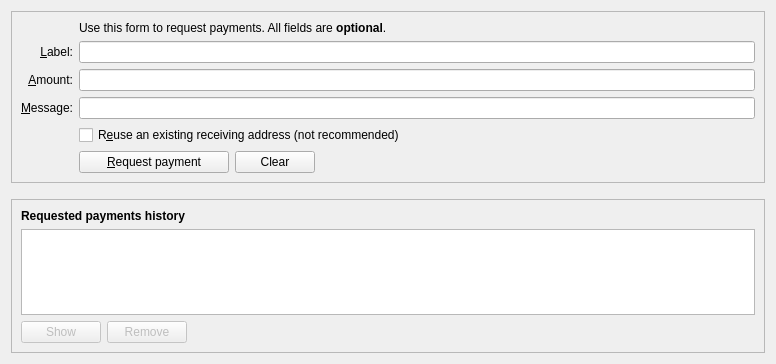
Old version of the form src/qt/forms/receivecoinsdialog.ui in the repository a12coin-project/a12coin.
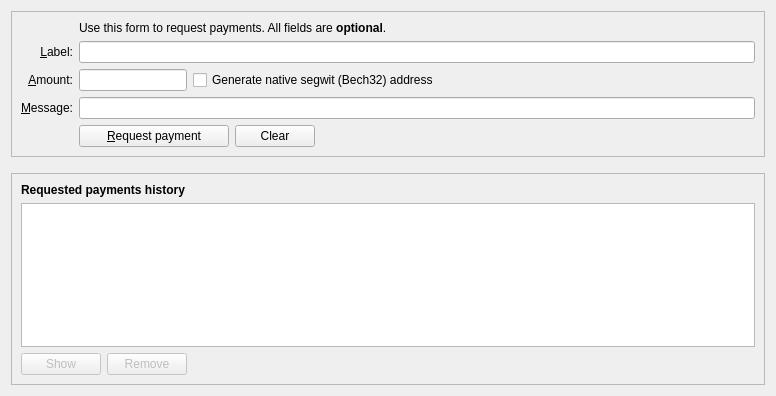
New version of the form. Icons and pictures are not drawn. Custom widgets are drawn as their Qt base class.

Patch:
```diff
--- a/src/qt/forms/receivecoinsdialog.ui
+++ b/src/qt/forms/receivecoinsdialog.ui
@@ -7,7 +7,7 @@
     <x>0</x>
     <y>0</y>
     <width>776</width>
-    <height>364</height>
+    <height>396</height>
    </rect>
   </property>
   <layout class="QVBoxLayout" name="verticalLayout" stretch="0,0,1">
@@ -28,20 +28,19 @@
      <layout class="QVBoxLayout" name="verticalLayout_3">
       <item>
        <layout class="QGridLayout" name="gridLayout">
-        <item row="7" column="2">
-         <widget class="QCheckBox" name="reuseAddress">
+        <item row="5" column="0">
+         <widget class="QLabel" name="label">
           <property name="toolTip">
-           <string>Reuse one of the previously used receiving addresses. Reusing addresses has security and privacy issues. Do not use this unless re-generating a payment request made before.</string>
+           <string>An optional amount to request. Leave this empty or zero to not request a specific amount.</string>
           </property>
           <property name="text">
-           <string>R&amp;euse an existing receiving address (not recommended)</string>
+           <string>&amp;Amount:</string>
           </property>
-         </widget>
-        </item>
-        <item row="7" column="0">
-         <widget class="QLabel" name="label_4">
-          <property name="text">
-           <string/>
+          <property name="alignment">
+           <set>Qt::AlignRight|Qt::AlignTrailing|Qt::AlignVCenter</set>
+          </property>
+          <property name="buddy">
+           <cstring>reqAmount</cstring>
           </property>
          </widget>
         </item>
@@ -68,13 +67,6 @@
           </property>
          </widget>
         </item>
-        <item row="6" column="2">
-         <widget class="QLineEdit" name="reqMessage">
-          <property name="toolTip">
-           <string>An optional message to attach to the payment request, which will be displayed when the request is opened. Note: The message will not be sent with the payment over the A12coin network.</string>
-          </property>
-         </widget>
-        </item>
         <item row="2" column="2">
          <widget class="QLabel" name="label_5">
           <property name="text">
@@ -98,36 +90,14 @@
           </property>
          </widget>
         </item>
-        <item row="5" column="0">
-         <widget class="QLabel" name="label">
+        <item row="6" column="2">
+         <widget class="QLineEdit" name="reqMessage">
           <property name="toolTip">
-           <string>An optional amount to request. Leave this empty or zero to not request a specific amount.</string>
+           <string>An optional message to attach to the payment request, which will be displayed when the request is opened. Note: The message will not be sent with the payment over the A12coin network.</string>
           </property>
-          <property name="text">
-           <string>&amp;Amount:</string>
-          </property>
-          <property name="alignment">
-           <set>Qt::AlignRight|Qt::AlignTrailing|Qt::AlignVCenter</set>
-          </property>
-          <property name="buddy">
-           <cstring>reqAmount</cstring>
-          </property>
          </widget>
         </item>
-        <item row="5" column="2">
-         <widget class="BitcoinAmountField" name="reqAmount">
-          <property name="minimumSize">
-           <size>
-            <width>80</width>
-            <height>0</height>
-           </size>
-          </property>
-          <property name="toolTip">
-           <string>An optional amount to request. Leave this empty or zero to not request a specific amount.</string>
-          </property>
-         </widget>
-        </item>
-        <item row="8" column="2">
+        <item row="7" column="2">
          <layout class="QHBoxLayout" name="horizontalLayout">
           <item>
            <widget class="QPushButton" name="receiveButton">
@@ -184,13 +154,80 @@
           </item>
          </layout>
         </item>
-        <item row="8" column="0">
+        <item row="7" column="0">
          <widget class="QLabel" name="label_7">
           <property name="text">
            <string/>
           </property>
          </widget>
         </item>
+        <item row="5" column="2">
+         <layout class="QHBoxLayout" name="horizontalLayout_6">
+          <item>
+           <widget class="BitcoinAmountField" name="reqAmount">
+            <property name="sizePolicy">
+             <sizepolicy hsizetype="Fixed" vsizetype="Fixed">
+              <horstretch>0</horstretch>
+              <verstretch>0</verstretch>
+             </sizepolicy>
+            </property>
+            <property name="minimumSize">
+             <size>
+              <width>80</width>
+              <height>0</height>
+             </size>
+            </property>
+            <property name="maximumSize">
+             <size>
+              <width>1000</width>
+              <height>100</height>
+             </size>
+            </property>
+            <property name="toolTip">
+             <string>An optional amount to request. Leave this empty or zero to not request a specific amount.</string>
+            </property>
+           </widget>
+          </item>
+          <item>
+           <widget class="QCheckBox" name="useBech32">
+            <property name="sizePolicy">
+             <sizepolicy hsizetype="Fixed" vsizetype="Fixed">
+              <horstretch>0</horstretch>
+              <verstretch>0</verstretch>
+             </sizepolicy>
+            </property>
+            <property name="maximumSize">
+             <size>
+              <width>1000</width>
+              <height>16777215</height>
+             </size>
+            </property>
+            <property name="focusPolicy">
+             <enum>Qt::StrongFocus</enum>
+            </property>
+            <property name="toolTip">
+             <string>Native segwit addresses (aka Bech32 or BIP-173) reduce your transaction fees later on and offer better protection against typos, but old wallets don't support them. When unchecked, an address compatible with older wallets will be created instead.</string>
+            </property>
+            <property name="text">
+             <string>Generate native segwit (Bech32) address</string>
+            </property>
+           </widget>
+          </item>
+          <item>
+           <spacer name="horizontalSpacer_3">
+            <property name="orientation">
+             <enum>Qt::Horizontal</enum>
+            </property>
+            <property name="sizeHint" stdset="0">
+             <size>
+              <width>0</width>
+              <height>0</height>
+             </size>
+            </property>
+           </spacer>
+          </item>
+         </layout>
+        </item>
        </layout>
       </item>
      </layout>
```
Left out of the diff: 4 changed lines with no effect on the pictures.
